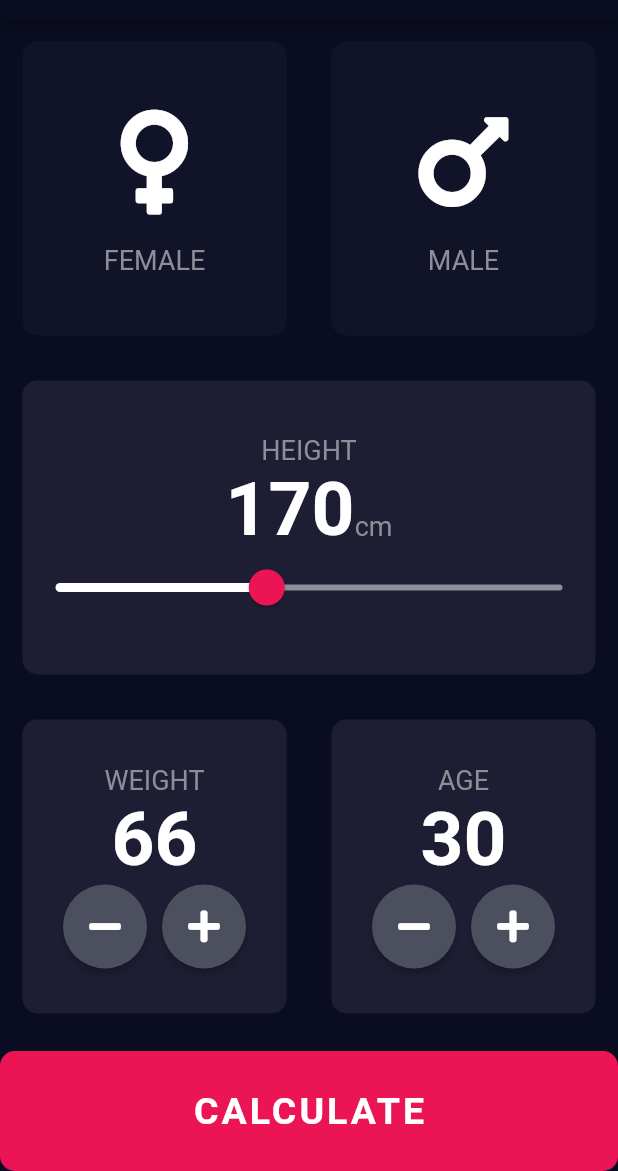
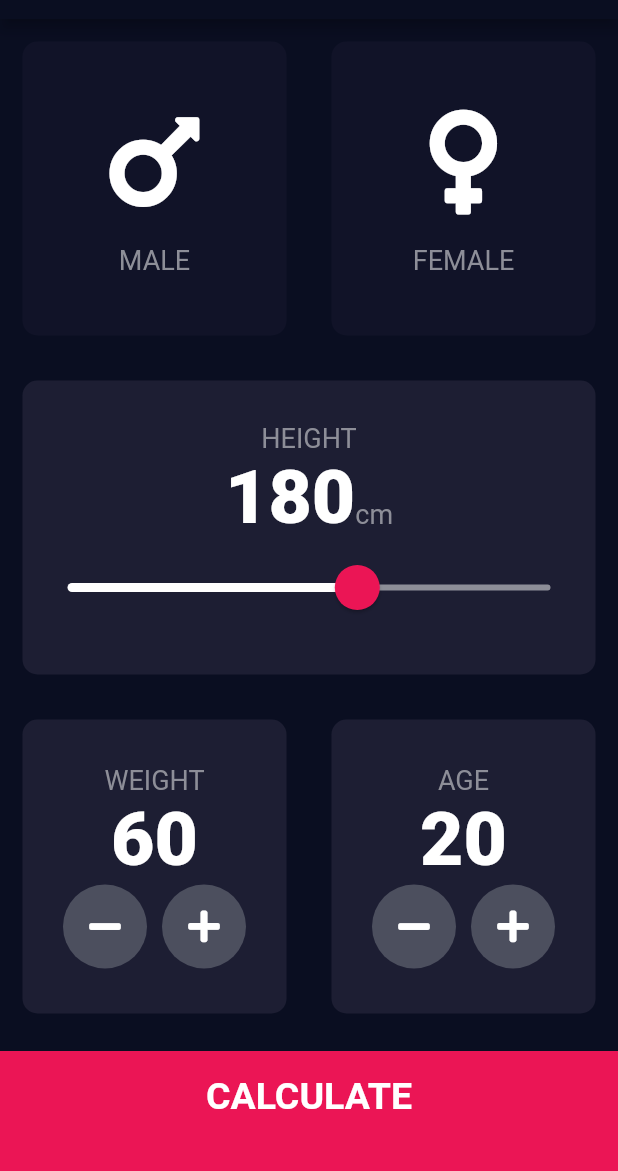
Before and after one commit to AsierDev/flutter-course-app-brewery, a Flutter app: the screen it shows after launch, on a phone screen of 412 x 824 dp, the part 65-1236 px from its top. Run offline on Flutter 3.47's test engine with Material 2 defaults, Android fonts, the phone set to English and light mode, and no system bars; our stand-ins replace audioplayers, font_awesome_flutter, rflutter_alert.

Commit message:
restructure folders

```diff
--- /dev/null
+++ b/bmi-calculator-flutter/lib/components/bottom_button.dart
@@ -0,0 +1,29 @@
+import 'package:flutter/material.dart';
+import 'package:bmi_calculator/constants.dart';
+
+class BottomButton extends StatelessWidget {
+  BottomButton({@required this.onTap, @required this.buttonTitle});
+
+  final Function onTap;
+  final String buttonTitle;
+
+  @override
+  Widget build(BuildContext context) {
+    return GestureDetector(
+      onTap: onTap,
+      child: Container(
+        child: Center(
+          child: Text(
+            buttonTitle,
+            style: kLargeButtonTextStyle,
+          ),
+        ),
+        color: kBottomContainerColour,
+        margin: EdgeInsets.only(top: 10.0),
+        padding: EdgeInsets.only(bottom: 20.0),
+        width: double.infinity,
+        height: kBottomContainerHeight,
+      ),
+    );
+  }
+}
--- a/bmi-calculator-flutter/lib/widgets/icon_content.dart
+++ b/bmi-calculator-flutter/lib/components/icon_content.dart
@@ -1,10 +1,8 @@
 import 'package:flutter/material.dart';
-import 'package:font_awesome_flutter/font_awesome_flutter.dart';
-
-import '../utils/constants.dart';
+import 'package:bmi_calculator/constants.dart';
 
 class IconContent extends StatelessWidget {
-  IconContent({@required this.icon, @required this.label});
+  IconContent({this.icon, this.label});
 
   final IconData icon;
   final String label;
@@ -14,12 +12,17 @@ class IconContent extends StatelessWidget {
     return Column(
       mainAxisAlignment: MainAxisAlignment.center,
       children: <Widget>[
-        FaIcon(icon, size: 80.0),
-        SizedBox(height: 15.0),
+        Icon(
+          icon,
+          size: 80.0,
+        ),
+        SizedBox(
+          height: 15.0,
+        ),
         Text(
           label,
           style: kLabelTextStyle,
-        ),
+        )
       ],
     );
   }
--- a/bmi-calculator-flutter/lib/widgets/cards.dart
+++ b/bmi-calculator-flutter/lib/components/reusable_card.dart
@@ -1,9 +1,9 @@
 import 'package:flutter/material.dart';
 
-class Cards extends StatelessWidget {
-  Cards({@required this.color, this.cardChild, this.onPress});
+class ReusableCard extends StatelessWidget {
+  ReusableCard({@required this.colour, this.cardChild, this.onPress});
 
-  final Color color;
+  final Color colour;
   final Widget cardChild;
   final Function onPress;
 
@@ -15,7 +15,7 @@ class Cards extends StatelessWidget {
         child: cardChild,
         margin: EdgeInsets.all(15.0),
         decoration: BoxDecoration(
-          color: color,
+          color: colour,
           borderRadius: BorderRadius.circular(10.0),
         ),
       ),
--- a/bmi-calculator-flutter/lib/widgets/round_icon_button.dart
+++ b/bmi-calculator-flutter/lib/components/round_icon_button.dart
@@ -1,23 +1,23 @@
 import 'package:flutter/material.dart';
 
-import '../utils/constants.dart';
+class RoundIconButton extends StatelessWidget {
+  RoundIconButton({@required this.icon, @required this.onPressed});
 
-class RoundIconButton extends StatelessWidget {
-  RoundIconButton({@required this.icon, @required this.onPress});
   final IconData icon;
-  final Function onPress;
+  final Function onPressed;
 
   @override
   Widget build(BuildContext context) {
     return RawMaterialButton(
-      onPressed: onPress,
+      elevation: 0.0,
       child: Icon(icon),
+      onPressed: onPressed,
       constraints: BoxConstraints.tightFor(
-        width: kButtonIconSize,
-        height: kButtonIconSize,
+        width: 56.0,
+        height: 56.0,
       ),
       shape: CircleBorder(),
-      fillColor: kRoundButton,
+      fillColor: Color(0xFF4C4F5E),
     );
   }
 }
--- /dev/null
+++ b/bmi-calculator-flutter/lib/constants.dart
@@ -0,0 +1,41 @@
+import 'package:flutter/material.dart';
+
+const kBottomContainerHeight = 80.0;
+const kActiveCardColour = Color(0xFF1D1E33);
+const kInactiveCardColour = Color(0xFF111328);
+const kBottomContainerColour = Color(0xFFEB1555);
+
+const kLabelTextStyle = TextStyle(
+  fontSize: 18.0,
+  color: Color(0xFF8D8E98),
+);
+
+const kNumberTextStyle = TextStyle(
+  fontSize: 50.0,
+  fontWeight: FontWeight.w900,
+);
+
+const kLargeButtonTextStyle = TextStyle(
+  fontSize: 25.0,
+  fontWeight: FontWeight.bold,
+);
+
+const kTitleTextStyle = TextStyle(
+  fontSize: 50.0,
+  fontWeight: FontWeight.bold,
+);
+
+const kResultTextStyle = TextStyle(
+  color: Color(0xFF24D876),
+  fontSize: 22.0,
+  fontWeight: FontWeight.bold,
+);
+
+const kBMITextStyle = TextStyle(
+  fontSize: 100.0,
+  fontWeight: FontWeight.bold,
+);
+
+const kBodyTextStyle = TextStyle(
+  fontSize: 22.0,
+);
--- a/bmi-calculator-flutter/lib/main.dart
+++ b/bmi-calculator-flutter/lib/main.dart
@@ -1,5 +1,5 @@
 import 'package:flutter/material.dart';
-import 'screens/input_page.dart';
+import 'package:bmi_calculator/screens/input_page.dart';
 
 void main() => runApp(BMICalculator());
 
@@ -8,8 +8,8 @@ class BMICalculator extends StatelessWidget {
   Widget build(BuildContext context) {
     return MaterialApp(
       theme: ThemeData.dark().copyWith(
-        primaryColor: Color(0xff0A0D22),
-        scaffoldBackgroundColor: Color(0xff0A0D22),
+        primaryColor: Color(0xFF0A0E21),
+        scaffoldBackgroundColor: Color(0xFF0A0E21),
       ),
       home: InputPage(),
     );
--- a/bmi-calculator-flutter/lib/screens/input_page.dart
+++ b/bmi-calculator-flutter/lib/screens/input_page.dart
@@ -1,16 +1,17 @@
 import 'package:flutter/material.dart';
 import 'package:font_awesome_flutter/font_awesome_flutter.dart';
+import 'package:bmi_calculator/components/icon_content.dart';
+import 'package:bmi_calculator/components/reusable_card.dart';
+import 'package:bmi_calculator/constants.dart';
+import 'package:bmi_calculator/screens/results_page.dart';
+import 'package:bmi_calculator/components/bottom_button.dart';
+import 'package:bmi_calculator/components/round_icon_button.dart';
+import 'package:bmi_calculator/calculator_brain.dart';
 
-import 'results_page.dart';
-import '../widgets/cards.dart';
-import '../widgets/card_content.dart';
-import '../widgets/calculate_button.dart';
-import '../widgets/slider.dart';
-import '../widgets/icon_content.dart';
-import '../utils/constants.dart';
-import '../utils/calculate_bmi.dart';
-
-enum Gender { female, male }
+enum Gender {
+  male,
+  female,
+}
 
 class InputPage extends StatefulWidget {
   @override
@@ -19,9 +20,9 @@ class InputPage extends StatefulWidget {
 
 class _InputPageState extends State<InputPage> {
   Gender selectedGender;
-  int height = kInitialHeight;
-  int weight = kInitialWeight;
-  int age = kInitialAge;
+  int height = 180;
+  int weight = 60;
+  int age = 20;
 
   @override
   Widget build(BuildContext context) {
@@ -30,43 +31,48 @@ class _InputPageState extends State<InputPage> {
         title: Text('BMI CALCULATOR'),
       ),
       body: Column(
+        crossAxisAlignment: CrossAxisAlignment.stretch,
         children: <Widget>[
-          // Gender Cards
           Expanded(
               child: Row(
             children: <Widget>[
               Expanded(
-                  child: Cards(
-                    onPress: () =>
-                        setState(() => selectedGender = Gender.female),
-                    color: selectedGender == Gender.female
-                        ? kActiveCardColor
-                        : kInactiveCardColor,
+                child: ReusableCard(
+                  onPress: () {
+                    setState(() {
+                      selectedGender = Gender.male;
+                    });
+                  },
+                  colour: selectedGender == Gender.male
+                      ? kActiveCardColour
+                      : kInactiveCardColour,
+                  cardChild: IconContent(
+                    icon: FontAwesomeIcons.mars,
+                    label: 'MALE',
+                  ),
+                ),
+              ),
+              Expanded(
+                child: ReusableCard(
+                  onPress: () {
+                    setState(() {
+                      selectedGender = Gender.female;
+                    });
+                  },
+                  colour: selectedGender == Gender.female
+                      ? kActiveCardColour
+                      : kInactiveCardColour,
                   cardChild: IconContent(
                     icon: FontAwesomeIcons.venus,
                     label: 'FEMALE',
                   ),
                 ),
               ),
+            ],
+          )),
           Expanded(
-                  child: Cards(
-                    onPress: () => setState(() => selectedGender = Gender.male),
-                    color: selectedGender == Gender.male
-                        ? kActiveCardColor
-                        : kInactiveCardColor,
-                    cardChild: IconContent(
-                      icon: FontAwesomeIcons.mars,
-                      label: 'MALE',
-                    ),
-                  ),
-                ),
-              ],
-            ),
-          ),
-          // Height Card
-          Expanded(
-            child: Cards(
-              color: kActiveCardColor,
+            child: ReusableCard(
+              colour: kActiveCardColour,
               cardChild: Column(
                 mainAxisAlignment: MainAxisAlignment.center,
                 children: <Widget>[
@@ -76,73 +82,150 @@ class _InputPageState extends State<InputPage> {
                   ),
                   Row(
                     mainAxisAlignment: MainAxisAlignment.center,
+                    crossAxisAlignment: CrossAxisAlignment.baseline,
                     textBaseline: TextBaseline.alphabetic,
-                    crossAxisAlignment: CrossAxisAlignment.baseline,
                     children: <Widget>[
                       Text(
                         height.toString(),
-                        style: kNumbersTextStyle,
+                        style: kNumberTextStyle,
                       ),
                       Text(
                         'cm',
                         style: kLabelTextStyle,
-                      ),
+                      )
                     ],
                   ),
-                  CustomSlider(
-                    onChanged: (double newValue) =>
-                        setState(() => height = newValue.toInt()),
-                    value: height,
-                  )
+                  SliderTheme(
+                    data: SliderTheme.of(context).copyWith(
+                      inactiveTrackColor: Color(0xFF8D8E98),
+                      activeTrackColor: Colors.white,
+                      thumbColor: Color(0xFFEB1555),
+                      overlayColor: Color(0x29EB1555),
+                      thumbShape:
+                          RoundSliderThumbShape(enabledThumbRadius: 15.0),
+                      overlayShape:
+                          RoundSliderOverlayShape(overlayRadius: 30.0),
+                    ),
+                    child: Slider(
+                      value: height.toDouble(),
+                      min: 120.0,
+                      max: 220.0,
+                      onChanged: (double newValue) {
+                        setState(() {
+                          height = newValue.round();
+                        });
+                      },
+                    ),
+                  ),
                 ],
               ),
             ),
           ),
-          // Weight and age Cards
           Expanded(
             child: Row(
               children: <Widget>[
-                // Weight
                 Expanded(
-                  child: Cards(
-                    color: kActiveCardColor,
-                    cardChild: CardContent(
-                      amount: weight,
-                      text: 'Weight',
-                      onAdd: () => setState(() => weight++),
-                      onReduce: () => setState(() => weight--),
+                  child: ReusableCard(
+                    colour: kActiveCardColour,
+                    cardChild: Column(
+                      mainAxisAlignment: MainAxisAlignment.center,
+                      children: <Widget>[
+                        Text(
+                          'WEIGHT',
+                          style: kLabelTextStyle,
+                        ),
+                        Text(
+                          weight.toString(),
+                          style: kNumberTextStyle,
+                        ),
+                        Row(
+                          mainAxisAlignment: MainAxisAlignment.center,
+                          children: <Widget>[
+                            RoundIconButton(
+                                icon: FontAwesomeIcons.minus,
+                                onPressed: () {
+                                  setState(() {
+                                    weight--;
+                                  });
+                                }),
+                            SizedBox(
+                              width: 10.0,
+                            ),
+                            RoundIconButton(
+                              icon: FontAwesomeIcons.plus,
+                              onPressed: () {
+                                setState(() {
+                                  weight++;
+                                });
+                              },
+                            ),
+                          ],
+                        ),
+                      ],
                     ),
                   ),
                 ),
-                // Age
                 Expanded(
-                  child: Cards(
-                    color: kActiveCardColor,
-                    cardChild: CardContent(
-                      amount: age,
-                      text: 'Age',
-                      onAdd: () => setState(() => age++),
-                      onReduce: () => setState(() => age--),
+                  child: ReusableCard(
+                    colour: kActiveCardColour,
+                    cardChild: Column(
+                      mainAxisAlignment: MainAxisAlignment.center,
+                      children: <Widget>[
+                        Text(
+                          'AGE',
+                          style: kLabelTextStyle,
+                        ),
+                        Text(
+                          age.toString(),
+                          style: kNumberTextStyle,
+                        ),
+                        Row(
+                          mainAxisAlignment: MainAxisAlignment.center,
+                          children: <Widget>[
+                            RoundIconButton(
+                              icon: FontAwesomeIcons.minus,
+                              onPressed: () {
+                                setState(
+                                  () {
+                                    age--;
+                                  },
+                                );
+                              },
+                            ),
+                            SizedBox(
+                              width: 10.0,
+                            ),
+                            RoundIconButton(
+                                icon: FontAwesomeIcons.plus,
+                                onPressed: () {
+                                  setState(() {
+                                    age++;
+                                  });
+                                })
+                          ],
+                        )
+                      ],
                     ),
                   ),
                 ),
               ],
             ),
           ),
-          // Calculate Button
-          CalculateButton(
-            title: 'Calculate',
-            onPress: () {
-              CalculateBMI calc = CalculateBMI(height: height, weight: weight);
+          BottomButton(
+            buttonTitle: 'CALCULATE',
+            onTap: () {
+              CalculatorBrain calc =
+                  CalculatorBrain(height: height, weight: weight);
 
               Navigator.push(
                 context,
                 MaterialPageRoute(
                   builder: (context) => ResultsPage(
-                          score: calc.getBMIValue(),
-                          message: calc.getMessage(),
-                          result: calc.getResult(),
-                        )),
+                        bmiResult: calc.calculateBMI(),
+                        resultText: calc.getResult(),
+                        interpretation: calc.getInterpretation(),
+                      ),
+                ),
               );
             },
           ),
--- a/bmi-calculator-flutter/lib/utils/calculate_bmi.dart
+++ /dev/null
@@ -1,40 +0,0 @@
-import 'dart:math';
-
-import 'package:flutter/cupertino.dart';
-
-class CalculateBMI {
-  CalculateBMI({@required this.height, @required this.weight});
-
-  final int height;
-  final int weight;
-
-  double _bmi;
-  String _result;
-  String _message;
-
-  String getBMIValue() {
-    _bmi = weight / pow(height / 100, 2);
-    if (_bmi >= 25) {
-      _result = 'overweight';
-      _message =
-          'You have higher than normal body weight. Try to exercise more!';
-    } else if (_bmi > 18.5) {
-      _result = 'normal';
-      _message = 'You have a normal body weight. Good job!';
-    } else {
-      _result = 'underweight';
-      _message =
-          'You have a lower than normal body weight. You can eat a bit more!';
-    }
-
-    return _bmi.toStringAsFixed(1);
-  }
-
-  String getMessage() {
-    return _message;
-  }
-
-  String getResult() {
-    return _result;
-  }
-}
--- a/bmi-calculator-flutter/lib/utils/constants.dart
+++ /dev/null
@@ -1,49 +0,0 @@
-import 'package:flutter/material.dart';
-
-// Colors
-const kActiveCardColor = Color(0xFF1D1E33);
-const kInactiveCardColor = Color(0xFF111328);
-const kButtonColor = Color(0xFFEB1555);
-const KActiveColor = Colors.white;
-const kDefaultInactiveColor = Color(0xFF8D8E98);
-const kRoundButton = Color(0xFF4C4F5E);
-
-// Text Styles
-const kLabelTextStyle = TextStyle(
-  fontSize: 18.0,
-  color: kDefaultInactiveColor,
-);
-
-const kNumbersTextStyle = TextStyle(
-  fontSize: 50,
-  fontWeight: FontWeight.bold,
-);
-
-const kCalculateButton = TextStyle(
-  fontSize: 25.0,
-  fontWeight: FontWeight.bold,
-  letterSpacing: 2.0,
-);
-
-const kResultsTextStyle = TextStyle(
-  color: Color(0xFF24D876),
-  fontSize: 22.0,
-  fontWeight: FontWeight.bold,
-);
-
-const kResultsScoreStyle = TextStyle(
-  fontSize: 100,
-  fontWeight: FontWeight.bold,
-);
-
-const kBMIDescriptionStyle = TextStyle(
-  fontSize: 22.0,
-);
-
-//Values
-int kInitialHeight = 170;
-int kInitialWeight = 66;
-int kInitialAge = 30;
-double kMinHeight = 120.0;
-double kMaxHeight = 240.0;
-double kButtonIconSize = 56.0;
--- a/bmi-calculator-flutter/lib/widgets/calculate_button.dart
+++ /dev/null
@@ -1,31 +0,0 @@
-import 'package:flutter/material.dart';
-import 'package:bmi_calculator/utils/constants.dart';
-
-class CalculateButton extends StatelessWidget {
-  CalculateButton({this.title, this.onPress});
-
-  final String title;
-  final Function onPress;
-
-  @override
-  Widget build(BuildContext context) {
-    return GestureDetector(
-      onTap: onPress,
-      child: Container(
-        child: Center(
-          child: Text(
-            title.toUpperCase(),
-            style: kCalculateButton,
-          ),
-        ),
-        margin: EdgeInsets.only(top: 10.0),
-        decoration: BoxDecoration(
-          color: kButtonColor,
-          borderRadius: BorderRadius.circular(10.0),
-        ),
-        height: 80.0,
-        width: double.infinity,
-      ),
-    );
-  }
-}
--- a/bmi-calculator-flutter/lib/widgets/card_content.dart
+++ /dev/null
@@ -1,50 +0,0 @@
-import 'package:flutter/material.dart';
-import 'package:font_awesome_flutter/font_awesome_flutter.dart';
-
-import '../utils/constants.dart';
-import 'round_icon_button.dart';
-
-class CardContent extends StatelessWidget {
-  CardContent({this.text, this.amount, this.onReduce, this.onAdd});
-
-  final String text;
-  final int amount;
-  final Function onReduce;
-  final Function onAdd;
-
-  @override
-  Widget build(BuildContext context) {
-    return Column(
-      mainAxisAlignment: MainAxisAlignment.center,
-      children: <Widget>[
-        // label
-        Text(
-          text.toUpperCase(),
-          style: kLabelTextStyle,
-        ),
-        // Number
-        Text(
-          amount.toString(),
-          style: kNumbersTextStyle,
-        ),
-        // Buttons
-        Row(
-          mainAxisAlignment: MainAxisAlignment.center,
-          children: <Widget>[
-            RoundIconButton(
-              icon: FontAwesomeIcons.minus,
-              onPress: onReduce,
-            ),
-            SizedBox(
-              width: 10.0,
-            ),
-            RoundIconButton(
-              icon: FontAwesomeIcons.plus,
-              onPress: onAdd,
-            ),
-          ],
-        ),
-      ],
-    );
-  }
-}
--- a/bmi-calculator-flutter/lib/widgets/slider.dart
+++ /dev/null
@@ -1,30 +0,0 @@
-import 'package:flutter/material.dart';
-
-import '../utils/constants.dart';
-
-class CustomSlider extends StatelessWidget {
-  CustomSlider({@required this.value, @required this.onChanged});
-
-  final int value;
-  final Function onChanged;
-
-  @override
-  Widget build(BuildContext context) {
-    return SliderTheme(
-      data: SliderTheme.of(context).copyWith(
-        thumbColor: kButtonColor,
-        thumbShape: RoundSliderThumbShape(enabledThumbRadius: 12.0),
-        overlayShape: RoundSliderOverlayShape(overlayRadius: 22.0),
-        overlayColor: kButtonColor.withOpacity(0.12),
-        activeTrackColor: KActiveColor,
-        inactiveTrackColor: kDefaultInactiveColor,
-      ),
-      child: Slider(
-        value: value.toDouble(),
-        min: kMinHeight,
-        max: kMaxHeight,
-        onChanged: onChanged,
-      ),
-    );
-  }
-}
```
Also changed, not shown: bmi-calculator-flutter/lib/calculator_brain.dart (added, +35 -0 lines), bmi-calculator-flutter/lib/screens/results_page.dart (+23 -23 lines). Lines whose indentation alone changed are shown as unchanged.
